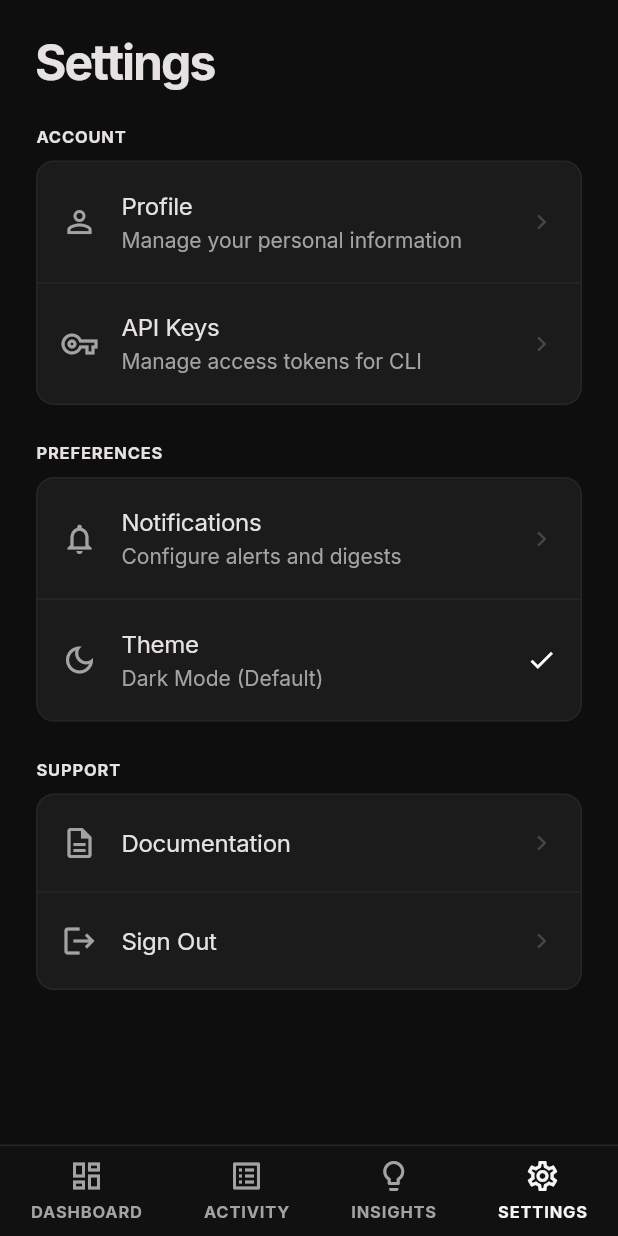
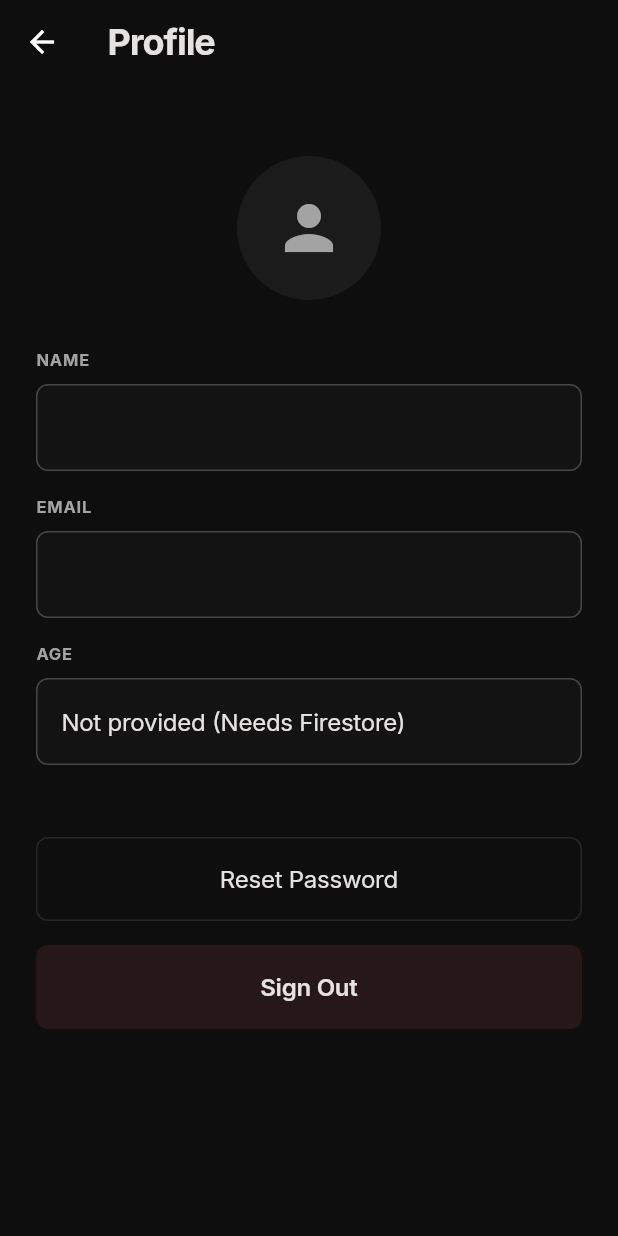
Before and after one commit to Mortarion002/aiops-command, a Flutter app: the SettingsScreen screen opened by its route, after a tap on "Profile", on a phone screen of 412 x 824 dp. Run offline on Flutter 3.47's test engine with Material 3 defaults, Android fonts, the phone set to English and light mode, and no system bars; our stand-ins replace firebase_auth, firebase_core, flutter_riverpod, go_router, google_fonts, riverpod_annotation; accounts and stored records are empty; generated files the repository leaves out were written again; network calls fail.

Commit message:
Add profile screen and fix Android manifest warning

```diff
--- a/lib/core/router/app_router.dart
+++ b/lib/core/router/app_router.dart
@@ -11,6 +11,7 @@ import '../../features/dashboard/screens/dashboard_screen.dart';
 import '../../features/activity/screens/activity_screen.dart';
 import '../../features/insights/screens/insights_screen.dart';
 import '../../features/settings/screens/settings_screen.dart';
+import '../../features/settings/screens/profile_screen.dart';
 import '../../shared/widgets/app_scaffold.dart';
 import '../../features/auth/providers/auth_provider.dart';
 
@@ -74,6 +75,10 @@ GoRouter appRouter(Ref ref) {
         path: '/forgot-password',
         builder: (context, state) => const ForgotPasswordScreen(),
       ),
+      GoRoute(
+        path: '/profile',
+        builder: (context, state) => const ProfileScreen(),
+      ),
       StatefulShellRoute.indexedStack(
         builder: (context, state, shell) => AppScaffold(shell: shell),
         branches: [
--- /dev/null
+++ b/lib/features/settings/screens/profile_screen.dart
@@ -0,0 +1,107 @@
+import 'package:flutter/material.dart';
+import 'package:flutter_riverpod/flutter_riverpod.dart';
+import 'package:go_router/go_router.dart';
+import '../../../core/theme/app_colors.dart';
+import '../../../core/theme/app_text_styles.dart';
+import '../../auth/providers/auth_provider.dart';
+
+class ProfileScreen extends ConsumerWidget {
+  const ProfileScreen({super.key});
+
+  @override
+  Widget build(BuildContext context, WidgetRef ref) {
+    final user = ref.watch(authProvider).value;
+
+    return Scaffold(
+      backgroundColor: AppColors.background,
+      appBar: AppBar(
+        backgroundColor: Colors.transparent,
+        elevation: 0,
+        leading: IconButton(
+          icon: const Icon(Icons.arrow_back, color: Colors.white),
+          onPressed: () => context.pop(),
+        ),
+        title: Text("Profile", style: AppTextStyles.h2),
+      ),
+      body: SafeArea(
+        child: SingleChildScrollView(
+          padding: const EdgeInsets.all(24.0),
+          child: Column(
+            crossAxisAlignment: CrossAxisAlignment.stretch,
+            children: [
+              const SizedBox(height: 24),
+              // Avatar placeholder
+              const CircleAvatar(
+                radius: 48,
+                backgroundColor: AppColors.surfaceContainer,
+                child: Icon(Icons.person, size: 48, color: AppColors.mutedText),
+              ),
+              const SizedBox(height: 32),
+
+              // Information Fields
+              _buildInfoField("Name", user?.displayName ?? "Not provided"),
+              const SizedBox(height: 16),
+              _buildInfoField("Email", user?.email ?? "No email"),
+              const SizedBox(height: 16),
+              _buildInfoField("Age", "Not provided (Needs Firestore)"),
+
+              const SizedBox(height: 48),
+
+              // Action Buttons
+              OutlinedButton(
+                onPressed: () {
+                  if (user?.email != null) {
+                    ref.read(authProvider.notifier).sendPasswordResetEmail(user!.email!);
+                    ScaffoldMessenger.of(context).showSnackBar(
+                      const SnackBar(content: Text('Password reset email sent')),
+                    );
+                  }
+                },
+                style: OutlinedButton.styleFrom(
+                  padding: const EdgeInsets.symmetric(vertical: 16),
+                  side: const BorderSide(color: AppColors.outline),
+                  shape: RoundedRectangleBorder(borderRadius: BorderRadius.circular(8)),
+                ),
+                child: Text("Reset Password", style: AppTextStyles.bodyLg),
+              ),
+              const SizedBox(height: 16),
+              ElevatedButton(
+                onPressed: () {
+                  ref.read(authProvider.notifier).signOut();
+                },
+                style: ElevatedButton.styleFrom(
+                  backgroundColor: AppColors.error.withOpacity(0.1),
+                  foregroundColor: AppColors.error,
+                  padding: const EdgeInsets.symmetric(vertical: 16),
+                  elevation: 0,
+                  shape: RoundedRectangleBorder(borderRadius: BorderRadius.circular(8)),
+                ),
+                child: Text("Sign Out", style: AppTextStyles.bodyLg.copyWith(fontWeight: FontWeight.w600)),
+              ),
+            ],
+          ),
+        ),
+      ),
+    );
+  }
+
+  Widget _buildInfoField(String label, String value) {
+    return Column(
+      crossAxisAlignment: CrossAxisAlignment.start,
+      children: [
+        Text(label.toUpperCase(), style: AppTextStyles.labelCaps.copyWith(color: AppColors.mutedText)),
+        const SizedBox(height: 8),
+        Container(
+          width: double.infinity,
+          padding: const EdgeInsets.symmetric(horizontal: 16, vertical: 16),
+          decoration: BoxDecoration(
+            color: AppColors.surface,
+            borderRadius: BorderRadius.circular(8),
+            border: Border.all(color: AppColors.outlineVariant),
+          ),
+          child: Text(value, style: AppTextStyles.bodyLg),
+        ),
+      ],
+    );
+  }
+}
--- a/lib/features/settings/screens/settings_screen.dart
+++ b/lib/features/settings/screens/settings_screen.dart
@@ -1,5 +1,6 @@
 import 'package:flutter/material.dart';
 import 'package:flutter_riverpod/flutter_riverpod.dart';
+import 'package:go_router/go_router.dart';
 import '../../../core/theme/app_colors.dart';
 import '../../../core/theme/app_text_styles.dart';
 import '../../../shared/widgets/app_card.dart';
@@ -21,7 +22,7 @@ class SettingsScreen extends ConsumerWidget {
             title: "Profile",
             subtitle: "Manage your personal information",
             icon: Icons.person_outline,
-            onTap: () {},
+            onTap: () => context.push('/profile'),
           ),
           SettingItem(
             title: "API Keys",
```
Also changed, not shown: 1 other file.
